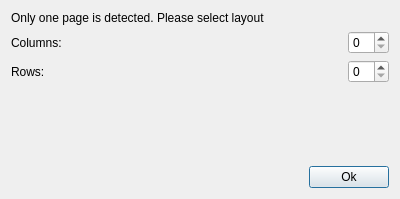
Qt form setpagesdialog.ui (cges30901/pdfhandoutcrop) before a commit.
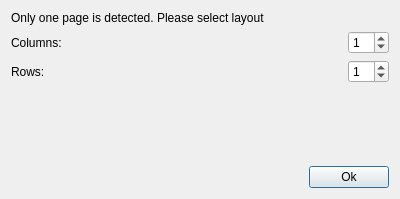
The same form after that commit.

Commit message: set values of spbColumns and spbRows in SetPagesDialog to 1

The edit to the form file:
```diff
--- a/setpagesdialog.ui
+++ b/setpagesdialog.ui
@@ -44,7 +44,11 @@
       </spacer>
      </item>
      <item>
-      <widget class="QSpinBox" name="spbColumns"/>
+      <widget class="QSpinBox" name="spbColumns">
+       <property name="value">
+        <number>1</number>
+       </property>
+      </widget>
      </item>
     </layout>
    </item>
@@ -71,7 +75,11 @@
       </spacer>
      </item>
      <item>
-      <widget class="QSpinBox" name="spbRows"/>
+      <widget class="QSpinBox" name="spbRows">
+       <property name="value">
+        <number>1</number>
+       </property>
+      </widget>
      </item>
     </layout>
    </item>
```
